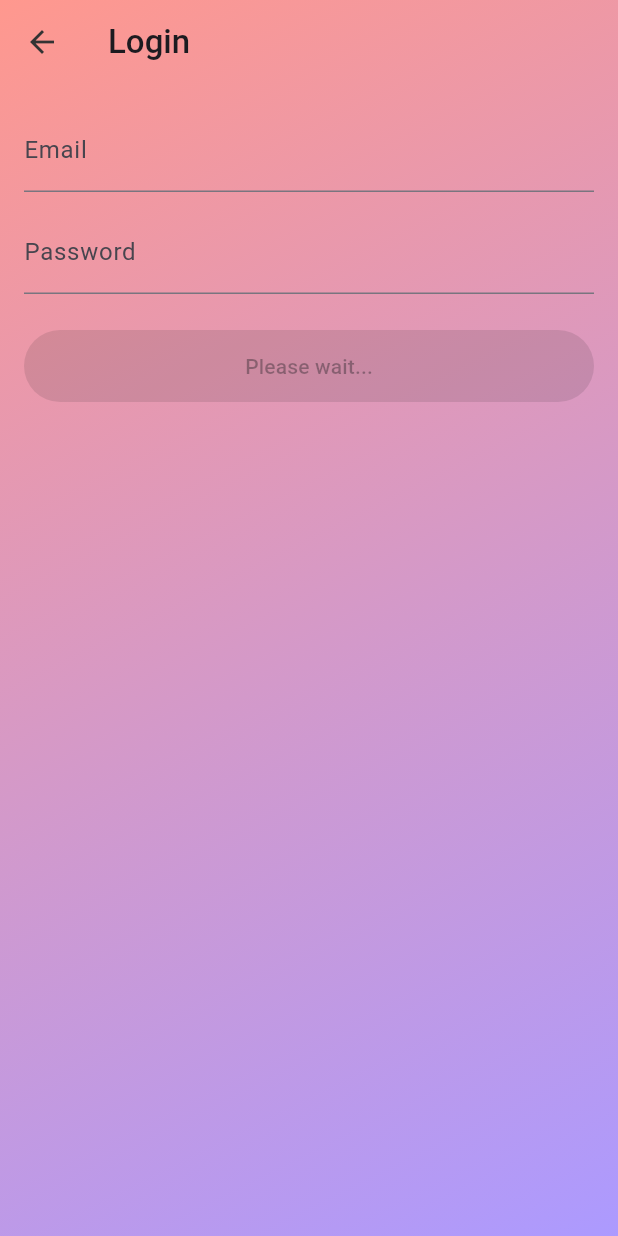
After one commit to torshinrg/learn_languages, a Flutter app: the LoginScreen screen opened by its route, after a tap on "Login", on a phone screen of 412 x 824 dp. The commit adds this screen. Run offline on Flutter 3.47's test engine with Material 3 defaults, Android fonts, the phone set to English and light mode, and no system bars; our stand-ins replace appwrite, audioplayers, flutter_local_notifications, get_it, just_audio, permission_handler and 4 more; missing offline and left inert: receive_sharing_intent, record, whisper_ggml; accounts and stored records are empty; generated files the repository leaves out were written again; statements that could not run were skipped.

Commit message:
Add login screen and anonymous session

```diff
--- a/lib/core/di.dart
+++ b/lib/core/di.dart
@@ -54,6 +54,7 @@ Future<void> setupLocator() async {
       defaultValue: 'demo',
     ),
   );
+  await appwrite.ensureAnonymousSession();
   getIt.registerSingleton<AppwriteService>(appwrite);
 
   // Remote repositories
--- a/lib/data/remote/appwrite_service.dart
+++ b/lib/data/remote/appwrite_service.dart
@@ -53,6 +53,19 @@ class AppwriteService {
       );
     } on AppwriteException {
       return null;
+    }
+  }
+
+  /// Create an anonymous session if none exists.
+  Future<void> ensureAnonymousSession() async {
+    try {
+      await account.get();
+    } on AppwriteException {
+      try {
+        await account.createAnonymousSession();
+      } on AppwriteException {
+        // ignore
+      }
     }
   }
 
--- a/lib/main.dart
+++ b/lib/main.dart
@@ -25,6 +25,7 @@ import 'presentation/screens/review_screen.dart';
 import 'presentation/screens/vocabulary_screen.dart';
 import 'presentation/screens/settings_screen.dart';
 import 'presentation/screens/notification_settings_screen.dart';
+import 'presentation/screens/login_screen.dart';
 import 'presentation/screens/onboarding_screen.dart';
 import 'package:flutter_gen/gen_l10n/app_localizations.dart';
 
@@ -219,6 +220,7 @@ class MyApp extends StatelessWidget {
             home: const InitialEntryRedirect(),
             routes: {
               '/debug': (_) => const DebugScreen(),
+              '/login': (_) => const LoginScreen(),
               '/study': (_) => const StudyScreen(),
               '/review': (_) => const ReviewScreen(),
               '/vocabulary': (_) => const VocabularyScreen(),
--- /dev/null
+++ b/lib/presentation/screens/login_screen.dart
@@ -0,0 +1,84 @@
+import 'package:flutter/material.dart';
+import '../../core/di.dart';
+import '../../data/remote/appwrite_service.dart';
+import '../widgets/buttons.dart';
+
+class LoginScreen extends StatefulWidget {
+  const LoginScreen({super.key});
+
+  @override
+  State<LoginScreen> createState() => _LoginScreenState();
+}
+
+class _LoginScreenState extends State<LoginScreen> {
+  final _emailCtrl = TextEditingController();
+  final _passCtrl = TextEditingController();
+  bool _isLoading = false;
+  String? _error;
+
+  @override
+  void dispose() {
+    _emailCtrl.dispose();
+    _passCtrl.dispose();
+    super.dispose();
+  }
+
+  Future<void> _login() async {
+    setState(() {
+      _isLoading = true;
+      _error = null;
+    });
+    final service = getIt<AppwriteService>();
+    final session = await service.login(
+      email: _emailCtrl.text.trim(),
+      password: _passCtrl.text,
+    );
+    if (session == null) {
+      setState(() {
+        _error = 'Login failed';
+        _isLoading = false;
+      });
+      return;
+    }
+    if (!mounted) return;
+    Navigator.of(context).pop();
+  }
+
+  @override
+  Widget build(BuildContext context) {
+    return Scaffold(
+      appBar: AppBar(title: const Text('Login')),
+      body: Padding(
+        padding: const EdgeInsets.all(16),
+        child: Column(
+          crossAxisAlignment: CrossAxisAlignment.start,
+          children: [
+            TextField(
+              controller: _emailCtrl,
+              decoration: const InputDecoration(labelText: 'Email'),
+              keyboardType: TextInputType.emailAddress,
+            ),
+            const SizedBox(height: 12),
+            TextField(
+              controller: _passCtrl,
+              decoration: const InputDecoration(labelText: 'Password'),
+              obscureText: true,
+            ),
+            if (_error != null) ...[
+              const SizedBox(height: 8),
+              Text(
+                _error!,
+                style: const TextStyle(color: Colors.red),
+              ),
+            ],
+            const SizedBox(height: 24),
+            FullWidthButton.primary(
+              label: _isLoading ? 'Please wait...' : 'Login',
+              onPressed: _isLoading ? null : _login,
+            ),
+          ],
+        ),
+      ),
+    );
+  }
+}
```
